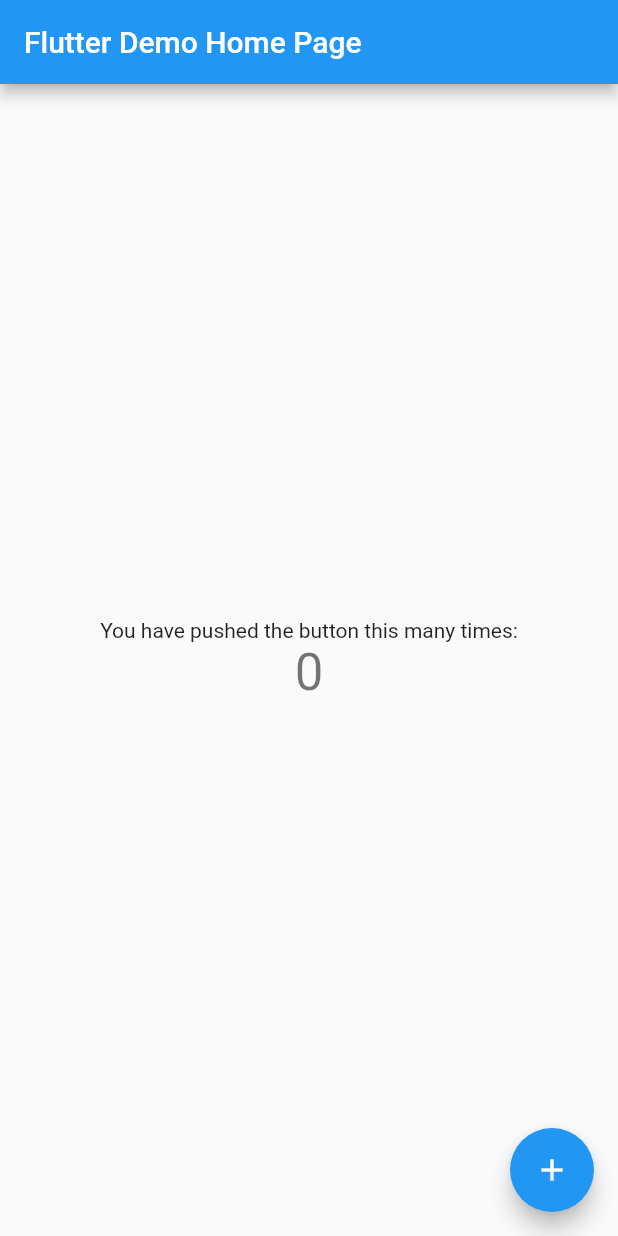
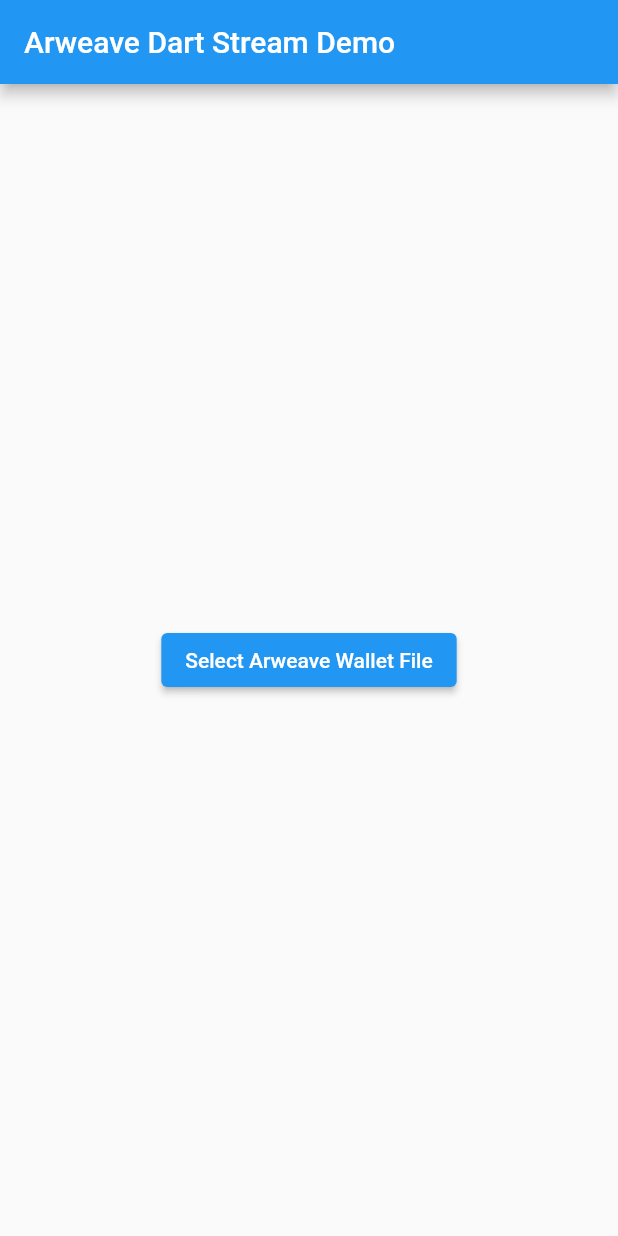
Before and after one commit to elliotsayes/filestream, a Flutter app: the screen it shows after launch, on a phone screen of 412 x 824 dp. Run offline on Flutter 3.47's test engine with Material 2 defaults, Android fonts, the phone set to English and light mode, and no system bars; missing offline and left inert: arweave, file_selector.

Commit message:
Implement UI

```diff
--- /dev/null
+++ b/lib/home_page.dart
@@ -0,0 +1,62 @@
+// Copyright 2013 The Flutter Authors. All rights reserved.
+// Use of this source code is governed by a BSD-style license that can be
+// found in the LICENSE file.
+
+import 'dart:convert';
+import 'dart:typed_data';
+
+import 'package:arweave/arweave.dart';
+import 'package:file_selector/file_selector.dart';
+import 'package:filestream/upload_page.dart';
+import 'package:flutter/material.dart';
+
+/// Home Page of the application
+class HomePage extends StatelessWidget {
+  /// Default Constructor
+  const HomePage({Key? key}) : super(key: key);
+
+  Future<void> _openWalletFile(BuildContext context) async {
+    final navigator = Navigator.of(context);
+
+    const XTypeGroup typeGroup = XTypeGroup(
+      label: 'wallets',
+      extensions: <String>['json'],
+    );
+    final XFile? file =
+        await openFile(acceptedTypeGroups: <XTypeGroup>[typeGroup]);
+
+    if (file == null) {
+      return;
+    }
+    // final String fileName = file.name;
+    // final String filePath = file.path;
+    final String walletString = await file.readAsString();
+    final Wallet wallet = Wallet.fromJwk(jsonDecode(walletString));
+
+    await navigator.push(
+      MaterialPageRoute(
+        builder: (context) => UploadPage(wallet: wallet),
+      ),
+    );
+  }
+
+  @override
+  Widget build(BuildContext context) {
+    return Scaffold(
+      appBar: AppBar(
+        title: const Text('Arweave Dart Stream Demo'),
+      ),
+      body: Center(
+        child: Column(
+          mainAxisAlignment: MainAxisAlignment.center,
+          children: <Widget>[
+            ElevatedButton(
+              child: const Text('Select Arweave Wallet File'),
+              onPressed: () => _openWalletFile(context),
+            ),
+          ],
+        ),
+      ),
+    );
+  }
+}
--- a/lib/main.dart
+++ b/lib/main.dart
@@ -1,115 +1,25 @@
 import 'package:flutter/material.dart';
+
+import 'home_page.dart';
 
 void main() {
   runApp(const MyApp());
 }
 
+/// MyApp is the Main Application
 class MyApp extends StatelessWidget {
-  const MyApp({super.key});
+  /// Default Constructor
+  const MyApp({Key? key}) : super(key: key);
 
-  // This widget is the root of your application.
   @override
   Widget build(BuildContext context) {
     return MaterialApp(
-      title: 'Flutter Demo',
+      title: 'File Selector Demo',
       theme: ThemeData(
-        // This is the theme of your application.
-        //
-        // Try running your application with "flutter run". You'll see the
-        // application has a blue toolbar. Then, without quitting the app, try
-        // changing the primarySwatch below to Colors.green and then invoke
-        // "hot reload" (press "r" in the console where you ran "flutter run",
-        // or simply save your changes to "hot reload" in a Flutter IDE).
-        // Notice that the counter didn't reset back to zero; the application
-        // is not restarted.
         primarySwatch: Colors.blue,
+        visualDensity: VisualDensity.adaptivePlatformDensity,
       ),
-      home: const MyHomePage(title: 'Flutter Demo Home Page'),
+      home: const HomePage(),
     );
   }
 }
-
-class MyHomePage extends StatefulWidget {
-  const MyHomePage({super.key, required this.title});
-
-  // This widget is the home page of your application. It is stateful, meaning
-  // that it has a State object (defined below) that contains fields that affect
-  // how it looks.
-
-  // This class is the configuration for the state. It holds the values (in this
-  // case the title) provided by the parent (in this case the App widget) and
-  // used by the build method of the State. Fields in a Widget subclass are
-  // always marked "final".
-
-  final String title;
-
-  @override
-  State<MyHomePage> createState() => _MyHomePageState();
-}
-
-class _MyHomePageState extends State<MyHomePage> {
-  int _counter = 0;
-
-  void _incrementCounter() {
-    setState(() {
-      // This call to setState tells the Flutter framework that something has
-      // changed in this State, which causes it to rerun the build method below
-      // so that the display can reflect the updated values. If we changed
-      // _counter without calling setState(), then the build method would not be
-      // called again, and so nothing would appear to happen.
-      _counter++;
-    });
-  }
-
-  @override
-  Widget build(BuildContext context) {
-    // This method is rerun every time setState is called, for instance as done
-    // by the _incrementCounter method above.
-    //
-    // The Flutter framework has been optimized to make rerunning build methods
-    // fast, so that you can just rebuild anything that needs updating rather
-    // than having to individually change instances of widgets.
-    return Scaffold(
-      appBar: AppBar(
-        // Here we take the value from the MyHomePage object that was created by
-        // the App.build method, and use it to set our appbar title.
-        title: Text(widget.title),
-      ),
-      body: Center(
-        // Center is a layout widget. It takes a single child and positions it
-        // in the middle of the parent.
-        child: Column(
-          // Column is also a layout widget. It takes a list of children and
-          // arranges them vertically. By default, it sizes itself to fit its
-          // children horizontally, and tries to be as tall as its parent.
-          //
-          // Invoke "debug painting" (press "p" in the console, choose the
-          // "Toggle Debug Paint" action from the Flutter Inspector in Android
-          // Studio, or the "Toggle Debug Paint" command in Visual Studio Code)
-          // to see the wireframe for each widget.
-          //
-          // Column has various properties to control how it sizes itself and
-          // how it positions its children. Here we use mainAxisAlignment to
-          // center the children vertically; the main axis here is the vertical
-          // axis because Columns are vertical (the cross axis would be
-          // horizontal).
-          mainAxisAlignment: MainAxisAlignment.center,
-          children: <Widget>[
-            const Text(
-              'You have pushed the button this many times:',
-            ),
-            Text(
-              '$_counter',
-              style: Theme.of(context).textTheme.headline4,
-            ),
-          ],
-        ),
-      ),
-      floatingActionButton: FloatingActionButton(
-        onPressed: _incrementCounter,
-        tooltip: 'Increment',
-        child: const Icon(Icons.add),
-      ), // This trailing comma makes auto-formatting nicer for build methods.
-    );
-  }
-}
--- /dev/null
+++ b/lib/upload_page.dart
@@ -0,0 +1,94 @@
+// Copyright 2013 The Flutter Authors. All rights reserved.
+// Use of this source code is governed by a BSD-style license that can be
+// found in the LICENSE file.
+
+import 'dart:typed_data';
+
+import 'package:arweave/arweave.dart';
+import 'package:file_selector/file_selector.dart';
+import 'package:flutter/material.dart';
+
+/// Home Page of the application
+class UploadPage extends StatefulWidget {
+  final Wallet wallet;
+
+  /// Default Constructor
+  UploadPage({Key? key, required this.wallet}) : super(key: key);
+
+  @override
+  State<UploadPage> createState() => _UploadPageState();
+}
+
+class _UploadPageState extends State<UploadPage> {
+  final Arweave client = Arweave();
+
+  String transactionId = '';
+  Stream<TransactionUploader> uploadStatus = Stream.empty();
+
+  Future<void> _openUploadFile(BuildContext context) async {
+    final navigator = Navigator.of(context);
+
+    const XTypeGroup typeGroup = XTypeGroup(
+      label: 'file',
+    );
+    final XFile? file = await openFile(acceptedTypeGroups: <XTypeGroup>[typeGroup]);
+
+    if (file == null) {
+      return;
+    }
+    final String fileName = file.name;
+    final String filePath = file.path;
+    final int dataSize = await file.length();
+
+    final transaction = await client.transactions.prepare(
+      TransactionStream.withBlobData(dataStreamGenerator: file.openRead, dataSize: dataSize),
+      widget.wallet,
+    )
+      ..addTag('file-name', fileName)
+      ..addTag('upload-sdk', 'arweave-dart')
+      ..addTag('upload-method', 'transaction-stream');
+    await transaction.sign(widget.wallet);
+
+    final uploadResult = client.transactions.upload(transaction);
+    setState(() {
+      transactionId = transaction.id;
+      uploadStatus = uploadResult;
+    });
+  }
+
+  @override
+  Widget build(BuildContext context) {
+    return Scaffold(
+      appBar: AppBar(
+        title: const Text('Arweave Dart Stream Demo'),
+      ),
+      body: Center(
+        child: Column(
+          mainAxisAlignment: MainAxisAlignment.center,
+          children: <Widget>[
+            ElevatedButton(
+              child: const Text('Select File to upload'),
+              onPressed: () => _openUploadFile(context),
+            ),
+            SelectableText(transactionId),
+            StreamBuilder(
+              builder: (context, snapshot) {
+                if (snapshot.hasData) {
+                  final data = snapshot.data;
+                  if (data == null) {
+                    return const Text('Empty data');
+                  }
+                  final statusText = 'Uploading: ${data.uploadedChunks} / ${data.totalChunks} (${data.progress * 100}%)';
+                  return Text(statusText);
+                } else {
+                  return const Text('No data');
+                }
+              },
+              stream: uploadStatus,
+            ),
+          ],
+        ),
+      ),
+    );
+  }
+}
```
